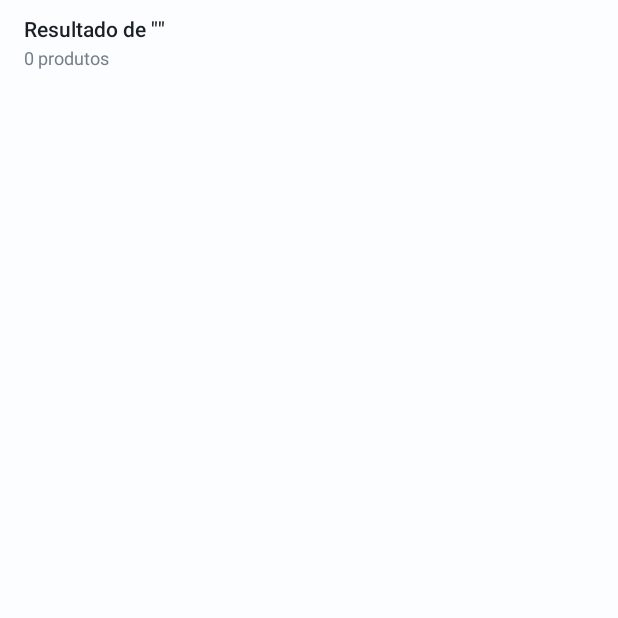
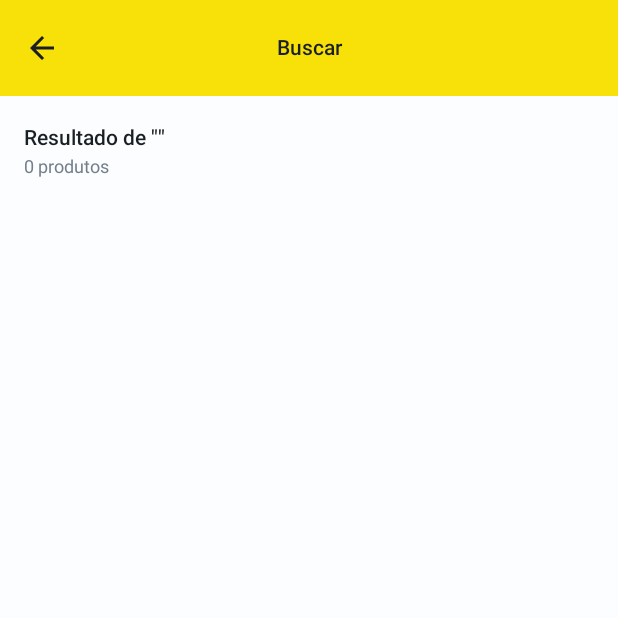
Before and after one commit to matheusjuan1/meli-android, an Android app built with Jetpack Compose: the composable ProductsScreen called with empty values, on a phone screen of 412 x 824 dp, the top half of it. Run offline under Robolectric (Android 15) with nearby library versions, the phone set to English and light mode, and no system bars.

Commit message:
feat: add MeliTopBar component

```diff
--- /dev/null
+++ b/app/src/main/java/com/mjdev/meli/ui/components/topbar/MeliTopBar.kt
@@ -0,0 +1,56 @@
+package com.mjdev.meli.ui.components.topbar
+
+import androidx.compose.material.icons.Icons
+import androidx.compose.material.icons.automirrored.filled.ArrowBack
+import androidx.compose.material3.CenterAlignedTopAppBar
+import androidx.compose.material3.ExperimentalMaterial3Api
+import androidx.compose.material3.Icon
+import androidx.compose.material3.IconButton
+import androidx.compose.material3.Text
+import androidx.compose.material3.TopAppBarDefaults
+import androidx.compose.runtime.Composable
+import androidx.compose.ui.res.stringResource
+import androidx.compose.ui.text.font.FontWeight
+import androidx.compose.ui.tooling.preview.Preview
+import com.mjdev.meli.R
+import com.mjdev.meli.ui.theme.Main
+
+/**
+ * MeliTopBar é a barra de navegação superior personalizada.
+ *
+ * @param title O título a ser exibido na barra.
+ * @param onBack A ação a ser executada quando o usuário clicar no ícone de voltar.
+ */
+@OptIn(ExperimentalMaterial3Api::class)
+@Composable
+fun MeliTopBar(
+    title: String = "Meli",
+    onBack: () -> Unit
+) {
+
+    CenterAlignedTopAppBar(
+        colors = TopAppBarDefaults.topAppBarColors(
+            containerColor = Main
+        ),
+        title = {
+            Text(title, fontWeight = FontWeight.SemiBold)
+        },
+        navigationIcon = {
+            IconButton(onClick = onBack) {
+                Icon(
+                    Icons.AutoMirrored.Filled.ArrowBack,
+                    contentDescription = stringResource(R.string.back),
+                )
+            }
+        }
+    )
+}
+
+@Preview
+@Composable
+private fun MeliTopBarPreview() {
+    MeliTopBar(
+        title = "Meli Top Bar",
+        onBack = {}
+    )
+}
--- a/app/src/main/java/com/mjdev/meli/ui/screens/products/ProductsScreen.kt
+++ b/app/src/main/java/com/mjdev/meli/ui/screens/products/ProductsScreen.kt
@@ -29,6 +29,7 @@ import androidx.compose.ui.unit.dp
 import androidx.lifecycle.compose.collectAsStateWithLifecycle
 import com.mjdev.meli.R
 import com.mjdev.meli.ui.components.button.MeliButton
+import com.mjdev.meli.ui.components.topbar.MeliTopBar
 import com.mjdev.meli.ui.screens.products.components.ProductCard
 import com.mjdev.meli.ui.theme.Gray200
 import com.mjdev.meli.ui.theme.Gray400
@@ -59,7 +60,16 @@ fun ProductsScreen(
         }
     }
 
-    Scaffold { paddingValues ->
+    Scaffold(
+        topBar = {
+            MeliTopBar(
+                title = stringResource(R.string.search),
+                onBack = {
+                    onBackClick()
+                }
+            )
+        }
+    ) { paddingValues ->
         Box(
             modifier = Modifier
                 .fillMaxSize()
@@ -128,10 +138,7 @@ fun ProductsScreen(
                     ) {
                         item {
                             Column(
-                                modifier = Modifier.padding(
-                                    horizontal = 16.dp,
-                                    vertical = 8.dp
-                                )
+                                modifier = Modifier.padding(16.dp)
                             ) {
                                 Text(
                                     text = stringResource(R.string.result_for, query),
```
